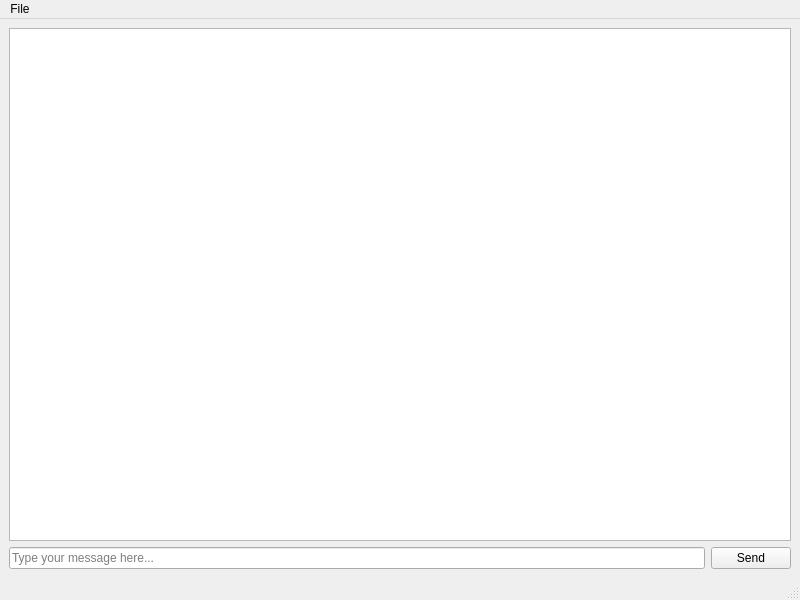
First picture: the form in src/gui/MainWindow.ui, repository mike-Ry/pichat, before the edit.
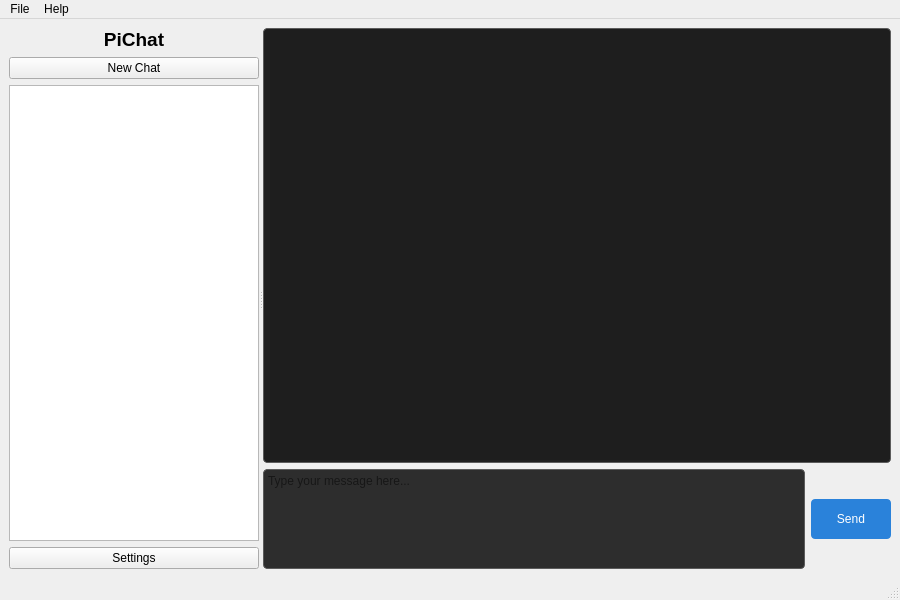
Second picture: the form after the edit. Icons and pictures are not drawn.

```diff
--- a/src/gui/MainWindow.ui
+++ b/src/gui/MainWindow.ui
@@ -6,7 +6,7 @@
    <rect>
     <x>0</x>
     <y>0</y>
-    <width>800</width>
+				<width>900</width>
     <height>600</height>
    </rect>
   </property>
@@ -16,19 +16,98 @@
   <widget class="QWidget" name="centralwidget">
    <layout class="QVBoxLayout" name="verticalLayout">
     <item>
+					<widget class="QSplitter" name="splitter">
+						<property name="orientation">
+							<enum>Qt::Horizontal</enum>
+						</property>
+						<widget class="QWidget" name="sidebarWidget" native="true">
+							<property name="minimumSize">
+								<size>
+									<width>200</width>
+									<height>0</height>
+								</size>
+							</property>
+							<property name="maximumSize">
+								<size>
+									<width>250</width>
+									<height>16777215</height>
+								</size>
+							</property>
+							<layout class="QVBoxLayout" name="sidebarLayout">
+								<item>
+									<widget class="QLabel" name="logoLabel">
+										<property name="text">
+											<string>PiChat</string>
+										</property>
+										<property name="alignment">
+											<set>Qt::AlignCenter</set>
+										</property>
+										<property name="font">
+											<font>
+												<pointsize>14</pointsize>
+												<weight>75</weight>
+												<bold>true</bold>
+											</font>
+										</property>
+									</widget>
+								</item>
+								<item>
+									<widget class="QPushButton" name="newChatButton">
+										<property name="text">
+											<string>New Chat</string>
+										</property>
+										<property name="icon">
+											<iconset resource="resources.qrc">
+												<normaloff>:/icons/new_chat.png</normaloff>:/icons/new_chat.png
+											</iconset>
+										</property>
+									</widget>
+								</item>
+								<item>
+									<widget class="QListWidget" name="chatHistoryList"/>
+								</item>
+								<item>
+									<widget class="QPushButton" name="settingsButton">
+										<property name="text">
+											<string>Settings</string>
+										</property>
+										<property name="icon">
+											<iconset resource="resources.qrc">
+												<normaloff>:/icons/settings.png</normaloff>:/icons/settings.png
+											</iconset>
+										</property>
+									</widget>
+								</item>
+							</layout>
+						</widget>
+						<widget class="QWidget" name="chatWidget" native="true">
+							<layout class="QVBoxLayout" name="chatLayout">
+								<item>
      <widget class="QTextEdit" name="chatDisplay">
       <property name="readOnly">
        <bool>true</bool>
       </property>
+										<property name="styleSheet">
+											<string>QTextEdit { background-color: #1e1e1e; border: 1px solid #5c5c5c; border-radius: 4px; }</string>
+										</property>
      </widget>
     </item>
     <item>
-     <layout class="QHBoxLayout" name="horizontalLayout">
+									<layout class="QHBoxLayout" name="inputLayout">
       <item>
-       <widget class="QLineEdit" name="messageInput">
+											<widget class="QTextEdit" name="messageInput">
+												<property name="maximumSize">
+													<size>
+														<width>16777215</width>
+														<height>100</height>
+													</size>
+												</property>
         <property name="placeholderText">
          <string>Type your message here...</string>
         </property>
+												<property name="styleSheet">
+													<string>QTextEdit { background-color: #2d2d2d; border: 1px solid #5c5c5c; border-radius: 4px; }</string>
+												</property>
        </widget>
       </item>
       <item>
@@ -36,18 +115,36 @@
         <property name="text">
          <string>Send</string>
         </property>
+												<property name="icon">
+													<iconset resource="resources.qrc">
+														<normaloff>:/icons/send.png</normaloff>:/icons/send.png
+													</iconset>
+												</property>
+												<property name="minimumSize">
+													<size>
+														<width>80</width>
+														<height>40</height>
+													</size>
+												</property>
+												<property name="styleSheet">
+													<string>QPushButton { background-color: #2a82da; color: white; border-radius: 4px; }</string>
+												</property>
        </widget>
       </item>
      </layout>
     </item>
    </layout>
   </widget>
-  <widget class="QMenuBar" name="menubar">
+					</widget>
+				</item>
+			</layout>
+		</widget>
+		<widget class="QMenuBar" name="menuBar">
    <property name="geometry">
     <rect>
      <x>0</x>
      <y>0</y>
-     <width>800</width>
+					<width>900</width>
      <height>22</height>
     </rect>
    </property>
@@ -60,7 +157,14 @@
     <addaction name="separator"/>
     <addaction name="actionExit"/>
    </widget>
+			<widget class="QMenu" name="menuHelp">
+				<property name="title">
+					<string>Help</string>
+				</property>
+				<addaction name="actionAbout"/>
+			</widget>
    <addaction name="menuFile"/>
+			<addaction name="menuHelp"/>
   </widget>
   <widget class="QStatusBar" name="statusBar"/>
   <action name="actionSettings">
```
Left out of the diff: 30 changed lines with no effect on the pictures. Lines whose indentation alone changed are shown as unchanged.
